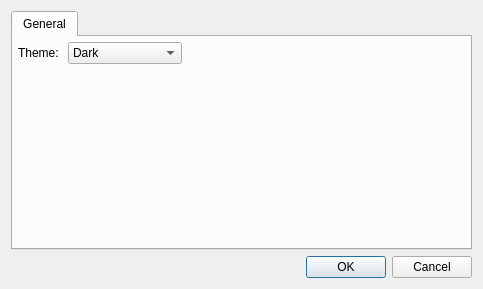
First picture: the form in src/gui/settings/settings_dialog.ui, repository albin-johansson/tactile, before the edit.
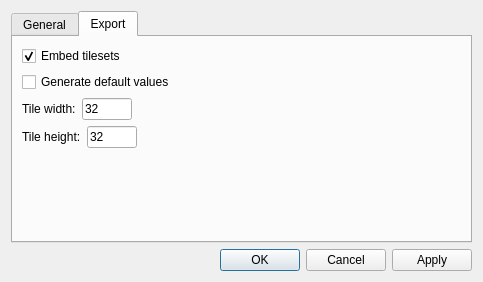
Second picture: the form after the edit. The open tabs and pages were chosen to show the change.

Commit message: Add initial settings for export options

Diff of the .ui file:
```diff
--- a/src/gui/settings/settings_dialog.ui
+++ b/src/gui/settings/settings_dialog.ui
@@ -20,47 +20,50 @@
    <string>Dialog</string>
   </property>
   <layout class="QGridLayout" name="gridLayout_2">
+   <property name="sizeConstraint">
+    <enum>QLayout::SetMaximumSize</enum>
+   </property>
    <item row="1" column="0">
     <widget class="QDialogButtonBox" name="buttonBox">
      <property name="orientation">
       <enum>Qt::Horizontal</enum>
      </property>
      <property name="standardButtons">
-      <set>QDialogButtonBox::Cancel|QDialogButtonBox::Ok</set>
+      <set>QDialogButtonBox::Apply|QDialogButtonBox::Cancel|QDialogButtonBox::Ok</set>
+     </property>
+     <property name="centerButtons">
+      <bool>false</bool>
      </property>
     </widget>
    </item>
    <item row="0" column="0">
     <widget class="QTabWidget" name="tabWidget">
+     <property name="sizePolicy">
+      <sizepolicy hsizetype="Preferred" vsizetype="Preferred">
+       <horstretch>0</horstretch>
+       <verstretch>0</verstretch>
+      </sizepolicy>
+     </property>
+     <property name="maximumSize">
+      <size>
+       <width>461</width>
+       <height>232</height>
+      </size>
+     </property>
      <property name="currentIndex">
       <number>0</number>
      </property>
      <widget class="QWidget" name="generalTab">
+      <property name="sizePolicy">
+       <sizepolicy hsizetype="Expanding" vsizetype="Expanding">
+        <horstretch>0</horstretch>
+        <verstretch>0</verstretch>
+       </sizepolicy>
+      </property>
       <attribute name="title">
        <string>General</string>
       </attribute>
-      <widget class="QWidget" name="gridLayoutWidget">
-       <property name="geometry">
-        <rect>
-         <x>-1</x>
-         <y>-1</y>
-         <width>461</width>
-         <height>221</height>
-        </rect>
-       </property>
        <layout class="QFormLayout" name="formLayout">
-        <property name="leftMargin">
-         <number>6</number>
-        </property>
-        <property name="topMargin">
-         <number>6</number>
-        </property>
-        <property name="rightMargin">
-         <number>6</number>
-        </property>
-        <property name="bottomMargin">
-         <number>6</number>
-        </property>
         <item row="0" column="0">
          <layout class="QHBoxLayout" name="themeHLayout">
           <item>
@@ -96,6 +99,147 @@
         </item>
        </layout>
       </widget>
+     <widget class="QWidget" name="exportTab">
+      <property name="sizePolicy">
+       <sizepolicy hsizetype="Expanding" vsizetype="Expanding">
+        <horstretch>0</horstretch>
+        <verstretch>0</verstretch>
+       </sizepolicy>
+      </property>
+      <attribute name="title">
+       <string>Export</string>
+      </attribute>
+      <layout class="QFormLayout" name="formLayout_2">
+       <item row="0" column="0">
+        <layout class="QVBoxLayout" name="verticalLayout">
+         <item>
+          <widget class="QCheckBox" name="embedTilesetsCheck">
+           <property name="toolTip">
+            <string>Embed tileset data in map files.</string>
+           </property>
+           <property name="text">
+            <string>Embed tilesets</string>
+           </property>
+           <property name="checked">
+            <bool>true</bool>
+           </property>
+          </widget>
+         </item>
+         <item>
+          <widget class="QCheckBox" name="generateDefaultsCheck">
+           <property name="toolTip">
+            <string>Generate default values of attributes in save files.</string>
+           </property>
+           <property name="text">
+            <string>Generate default values</string>
+           </property>
+          </widget>
+         </item>
+         <item>
+          <layout class="QHBoxLayout" name="horizontalLayout">
+           <item>
+            <widget class="QLabel" name="tileWidthLabel">
+             <property name="text">
+              <string>Tile width:</string>
+             </property>
+            </widget>
+           </item>
+           <item>
+            <widget class="QLineEdit" name="tileWidthText">
+             <property name="sizePolicy">
+              <sizepolicy hsizetype="Minimum" vsizetype="Fixed">
+               <horstretch>0</horstretch>
+               <verstretch>0</verstretch>
+              </sizepolicy>
+             </property>
+             <property name="maximumSize">
+              <size>
+               <width>50</width>
+               <height>16777215</height>
+              </size>
+             </property>
+             <property name="inputMethodHints">
+              <set>Qt::ImhDigitsOnly</set>
+             </property>
+             <property name="text">
+              <string>32</string>
+             </property>
+            </widget>
+           </item>
+           <item>
+            <spacer name="tileWidthSpacer">
+             <property name="orientation">
+              <enum>Qt::Horizontal</enum>
+             </property>
+             <property name="sizeHint" stdset="0">
+              <size>
+               <width>40</width>
+               <height>20</height>
+              </size>
+             </property>
+            </spacer>
+           </item>
+          </layout>
+         </item>
+         <item>
+          <layout class="QHBoxLayout" name="horizontalLayout_2">
+           <item>
+            <widget class="QLabel" name="tileHeightLabel">
+             <property name="text">
+              <string>Tile height:</string>
+             </property>
+            </widget>
+           </item>
+           <item>
+            <widget class="QLineEdit" name="tileHeightText">
+             <property name="sizePolicy">
+              <sizepolicy hsizetype="Minimum" vsizetype="Fixed">
+               <horstretch>0</horstretch>
+               <verstretch>0</verstretch>
+              </sizepolicy>
+             </property>
+             <property name="maximumSize">
+              <size>
+               <width>50</width>
+               <height>16777215</height>
+              </size>
+             </property>
+             <property name="text">
+              <string>32</string>
+             </property>
+            </widget>
+           </item>
+           <item>
+            <spacer name="tileHeightSpacer">
+             <property name="orientation">
+              <enum>Qt::Horizontal</enum>
+             </property>
+             <property name="sizeHint" stdset="0">
+              <size>
+               <width>40</width>
+               <height>20</height>
+              </size>
+             </property>
+            </spacer>
+           </item>
+          </layout>
+         </item>
+         <item>
+          <spacer name="verticalSpacer">
+           <property name="orientation">
+            <enum>Qt::Vertical</enum>
+           </property>
+           <property name="sizeHint" stdset="0">
+            <size>
+             <width>20</width>
+             <height>40</height>
+            </size>
+           </property>
+          </spacer>
+         </item>
+        </layout>
+       </item>
+      </layout>
      </widget>
     </widget>
    </item>
```
Left out of the diff: 4 changed lines with no effect on the pictures. Lines whose indentation alone changed are shown as unchanged. The commit also changes 7 other files.
